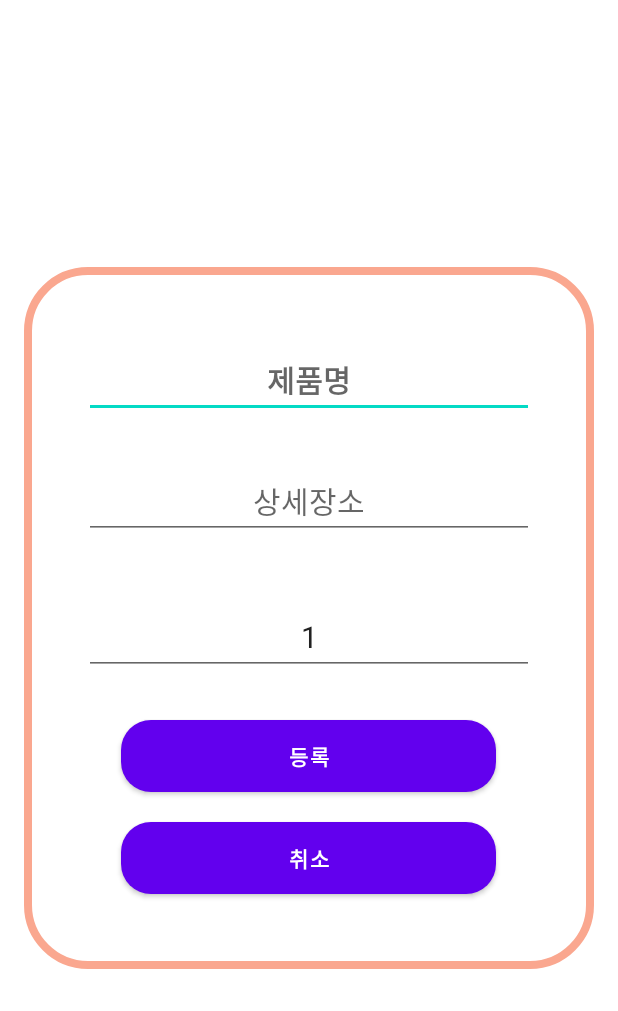
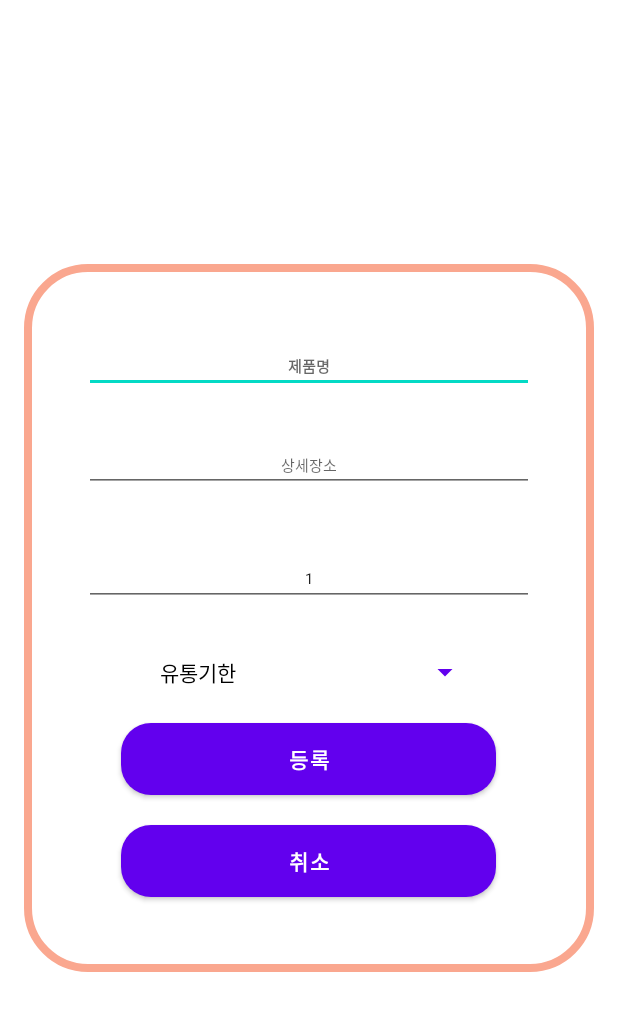
Before and after one commit to kookmin-sw/capstone-2021-36, an Android app: the layout plus_dialog_layout.xml on its own in the app's theme, with its tools: preview values and no code run, on a phone screen of 412 x 824 dp. Shown: the top 1011 px of the screen. Run offline under Robolectric (Android 15) with nearby library versions, the phone set to English and light mode, and no system bars.

Commit message:
유통기한 등록 기능

```diff
--- a/capstone_36team/app/src/main/res/layout/plus_dialog_layout.xml
+++ b/capstone_36team/app/src/main/res/layout/plus_dialog_layout.xml
@@ -25,7 +25,7 @@
             android:textAlignment="center"
             android:layout_marginVertical="10dp"
             android:hint="제품명"
-            android:textSize="20sp"
+            android:textSize="10sp"
             android:textStyle="bold"
             android:width="300dp"
             android:textColor="#000"
@@ -37,20 +37,30 @@
             android:hint="상세장소"
             android:width="300dp"
             android:textAlignment="center"
-            android:textSize="20sp"
+            android:textSize="10sp"
             android:layout_marginVertical="20dp"
             />
+
         <EditText
             android:id="@+id/fcountInput"
             android:layout_width="wrap_content"
             android:layout_height="wrap_content"
+            android:layout_marginVertical="20dp"
+            android:width="300dp"
             android:hint="수량"
             android:text="1"
-            android:width="300dp"
             android:textAlignment="center"
-            android:textSize="20sp"
-            android:layout_marginVertical="20dp"
-            />
+            android:textSize="10sp" />
+
+        <Button
+            android:id="@+id/dateset"
+            style="?android:spinnerStyle"
+            android:layout_width="230dp"
+            android:layout_height="wrap_content"
+            android:onClick="openDatePicker"
+            android:textColor="@color/black"
+            android:text="유통기한" />
+
         <Button
             android:id="@+id/plus_button"
             android:layout_width="250dp"
@@ -61,16 +71,16 @@
             android:layout_marginVertical="10dp"
             android:background="@drawable/rounded_corner_blue"
             />
+
         <Button
             android:id="@+id/no_plus_button"
             android:layout_width="250dp"
             android:layout_height="wrap_content"
+            android:layout_margin="10dp"
+            android:background="@drawable/rounded_corner_blue"
             android:text="취소"
             android:textColor="#fff"
-            android:textStyle="bold"
-            android:layout_margin="10dp"
-            android:background="@drawable/rounded_corner_blue"
-            />
+            android:textStyle="bold" />
     </LinearLayout>
 
 
```
Also changed, not shown: capstone_36team/app/src/main/java/com/example/capstone_36team/FoodActivity.java (+53 -2 lines).
